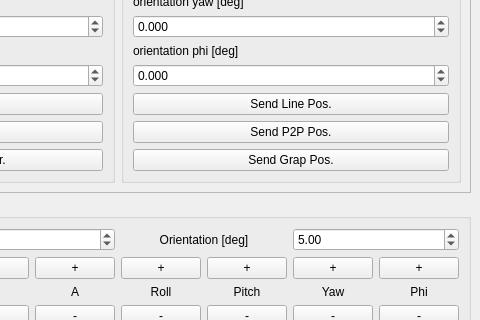
Qt form ROBOTIS/ROBOTIS-MANIPULATOR-H/manipulator_h_gui/ui/main_window.ui (tku-iarc/timda_dual_arm) before a commit; both pictures show x 620 to 1100 and y 413 to 733 of the 1100 by 831 pixel window.
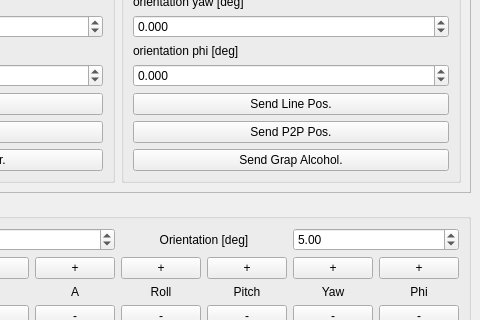
The same form after that commit. Icons and pictures are not drawn.

Diff of the .ui file:
```diff
--- a/ROBOTIS/ROBOTIS-MANIPULATOR-H/manipulator_h_gui/ui/main_window.ui
+++ b/ROBOTIS/ROBOTIS-MANIPULATOR-H/manipulator_h_gui/ui/main_window.ui
@@ -356,7 +356,7 @@
           <item>
            <widget class="QPushButton" name="des_Grap_button">
             <property name="text">
-              <string>Send Grap Pos.</string>
+              <string>Send Grap Alcohol.</string>
              </property>
             </widget>
            </item>
```
